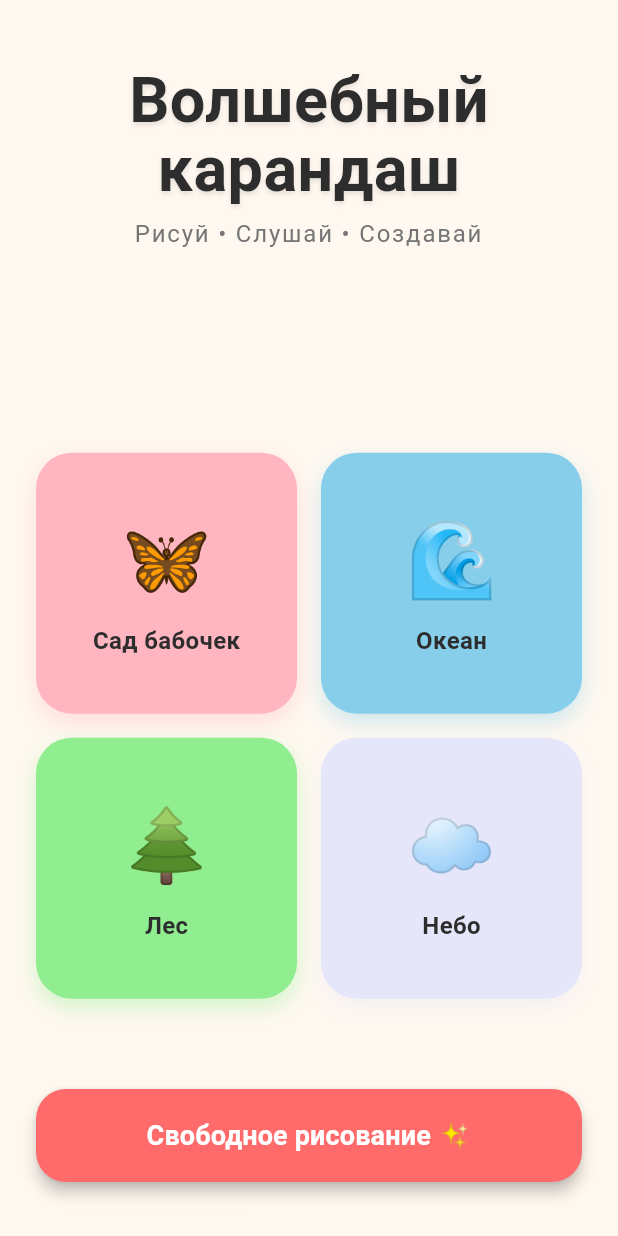
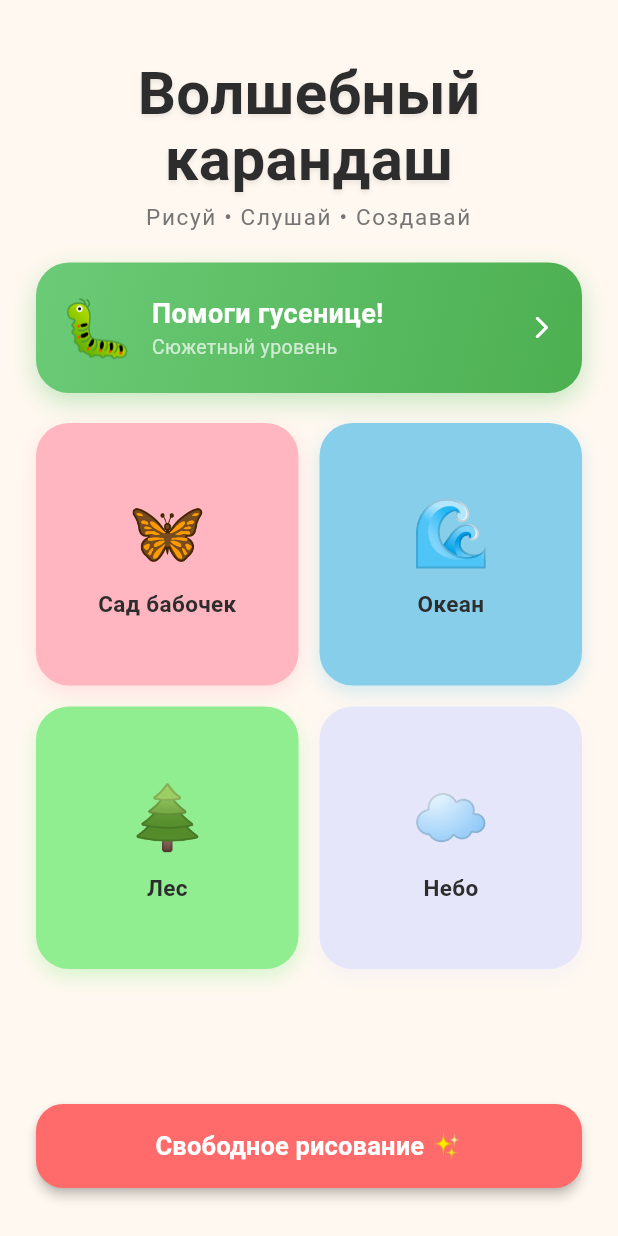
Before and after one commit to demospodkos/volshebnyy-karandash, a Flutter app: the screen it shows after launch, on a phone screen of 412 x 824 dp. Run offline on Flutter 3.47's test engine with Material 3 defaults, Android fonts, the phone set to English and light mode, and no system bars; our stand-ins replace audioplayers.

Commit message:
Update HomeScreen: add featured story level + polish

```diff
--- a/lib/screens/home_screen.dart
+++ b/lib/screens/home_screen.dart
@@ -1,5 +1,6 @@
 import 'package:flutter/material.dart';
 import 'drawing_screen.dart';
+import 'story_level_screen.dart';
 
 class HomeScreen extends StatelessWidget {
   const HomeScreen({super.key});
@@ -14,43 +15,103 @@ class HomeScreen extends StatelessWidget {
           child: Column(
             crossAxisAlignment: CrossAxisAlignment.stretch,
             children: [
-              const SizedBox(height: 20),
+              const SizedBox(height: 16),
               // Title
               Text(
                 'Волшебный\nкарандаш',
                 textAlign: TextAlign.center,
                 style: TextStyle(
-                  fontSize: 42,
+                  fontSize: 40,
                   fontWeight: FontWeight.bold,
                   height: 1.1,
-                  color: Color(0xFF2D2D2D),
+                  color: const Color(0xFF2D2D2D),
                   shadows: [
                     Shadow(
-                      color: Colors.black.withOpacity(0.1),
-                      offset: Offset(0, 2),
+                      color: Colors.black.withOpacity(0.08),
+                      offset: const Offset(0, 2),
                       blurRadius: 4,
                     ),
                   ],
                 ),
               ),
-              const SizedBox(height: 8),
+              const SizedBox(height: 6),
               Text(
                 'Рисуй • Слушай • Создавай',
                 textAlign: TextAlign.center,
                 style: TextStyle(
-                  fontSize: 16,
+                  fontSize: 15,
                   color: Colors.grey[600],
-                  letterSpacing: 1.2,
+                  letterSpacing: 1.1,
                 ),
               ),
-              const Spacer(),
+              const SizedBox(height: 20),
+
+              // Story level button (featured)
+              GestureDetector(
+                onTap: () {
+                  Navigator.push(
+                    context,
+                    MaterialPageRoute(builder: (_) => const StoryLevelScreen()),
+                  );
+                },
+                child: Container(
+                  padding: const EdgeInsets.all(18),
+                  decoration: BoxDecoration(
+                    gradient: const LinearGradient(
+                      colors: [Color(0xFF6BCB77), Color(0xFF4CAF50)],
+                      begin: Alignment.topLeft,
+                      end: Alignment.bottomRight,
+                    ),
+                    borderRadius: BorderRadius.circular(22),
+                    boxShadow: [
+                      BoxShadow(
+                        color: const Color(0xFF6BCB77).withOpacity(0.4),
+                        blurRadius: 14,
+                        offset: const Offset(0, 6),
+                      ),
+                    ],
+                  ),
+                  child: Row(
+                    children: [
+                      const Text('🐛', style: TextStyle(fontSize: 36)),
+                      const SizedBox(width: 14),
+                      const Expanded(
+                        child: Column(
+                          crossAxisAlignment: CrossAxisAlignment.start,
+                          children: [
+                            Text(
+                              'Помоги гусенице!',
+                              style: TextStyle(
+                                fontSize: 18,
+                                fontWeight: FontWeight.bold,
+                                color: Colors.white,
+                              ),
+                            ),
+                            Text(
+                              'Сюжетный уровень',
+                              style: TextStyle(
+                                fontSize: 13,
+                                color: Colors.white70,
+                              ),
+                            ),
+                          ],
+                        ),
+                      ),
+                      const Icon(Icons.arrow_forward_ios_rounded,
+                          color: Colors.white, size: 18),
+                    ],
+                  ),
+                ),
+              ),
+
+              const SizedBox(height: 20),
+
               // Worlds grid
               Expanded(
-                flex: 3,
                 child: GridView.count(
                   crossAxisCount: 2,
-                  mainAxisSpacing: 16,
-                  crossAxisSpacing: 16,
+                  mainAxisSpacing: 14,
+                  crossAxisSpacing: 14,
                   children: [
                     _WorldCard(
                       title: 'Сад бабочек',
@@ -79,25 +140,27 @@ class HomeScreen extends StatelessWidget {
                   ],
                 ),
               ),
-              const SizedBox(height: 20),
-              // Free draw button
+
+              const SizedBox(height: 12),
+
+              // Free draw
               ElevatedButton(
                 onPressed: () => _openDrawing(context, 'free'),
                 style: ElevatedButton.styleFrom(
                   backgroundColor: const Color(0xFFFF6B6B),
                   foregroundColor: Colors.white,
-                  padding: const EdgeInsets.symmetric(vertical: 18),
+                  padding: const EdgeInsets.symmetric(vertical: 16),
                   shape: RoundedRectangleBorder(
-                    borderRadius: BorderRadius.circular(20),
+                    borderRadius: BorderRadius.circular(18),
                   ),
-                  elevation: 4,
+                  elevation: 3,
                 ),
                 child: const Text(
                   'Свободное рисование ✨',
-                  style: TextStyle(fontSize: 18, fontWeight: FontWeight.w600),
+                  style: TextStyle(fontSize: 17, fontWeight: FontWeight.w600),
                 ),
               ),
-              const SizedBox(height: 12),
+              const SizedBox(height: 8),
             ],
           ),
         ),
@@ -135,24 +198,24 @@ class _WorldCard extends StatelessWidget {
       child: Container(
         decoration: BoxDecoration(
           color: color,
-          borderRadius: BorderRadius.circular(24),
+          borderRadius: BorderRadius.circular(22),
           boxShadow: [
             BoxShadow(
-              color: color.withOpacity(0.4),
-              blurRadius: 12,
-              offset: const Offset(0, 6),
+              color: color.withOpacity(0.35),
+              blurRadius: 10,
+              offset: const Offset(0, 5),
             ),
           ],
         ),
         child: Column(
           mainAxisAlignment: MainAxisAlignment.center,
           children: [
-            Text(emoji, style: const TextStyle(fontSize: 48)),
-            const SizedBox(height: 8),
+            Text(emoji, style: const TextStyle(fontSize: 42)),
+            const SizedBox(height: 6),
             Text(
               title,
               style: const TextStyle(
-                fontSize: 16,
+                fontSize: 15,
                 fontWeight: FontWeight.w600,
                 color: Color(0xFF2D2D2D),
               ),
```
